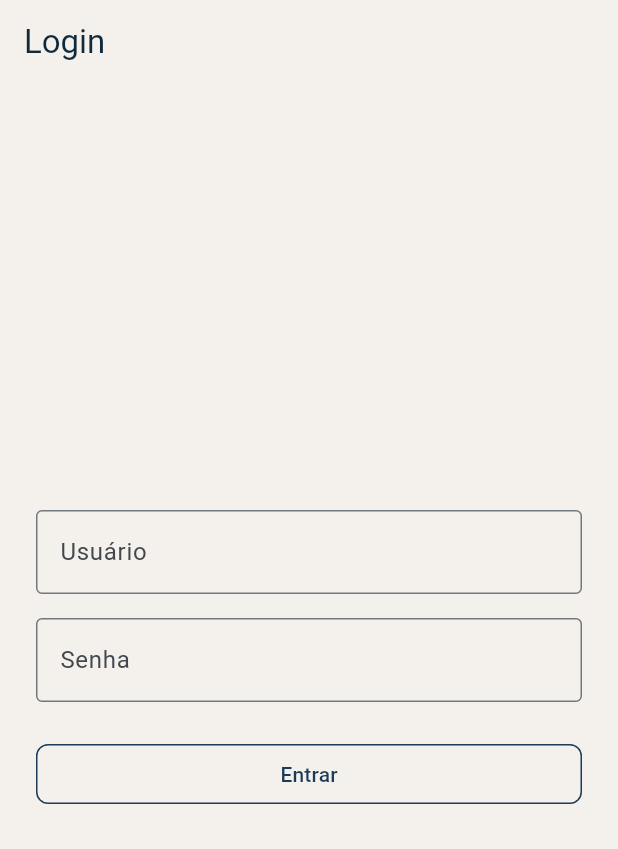
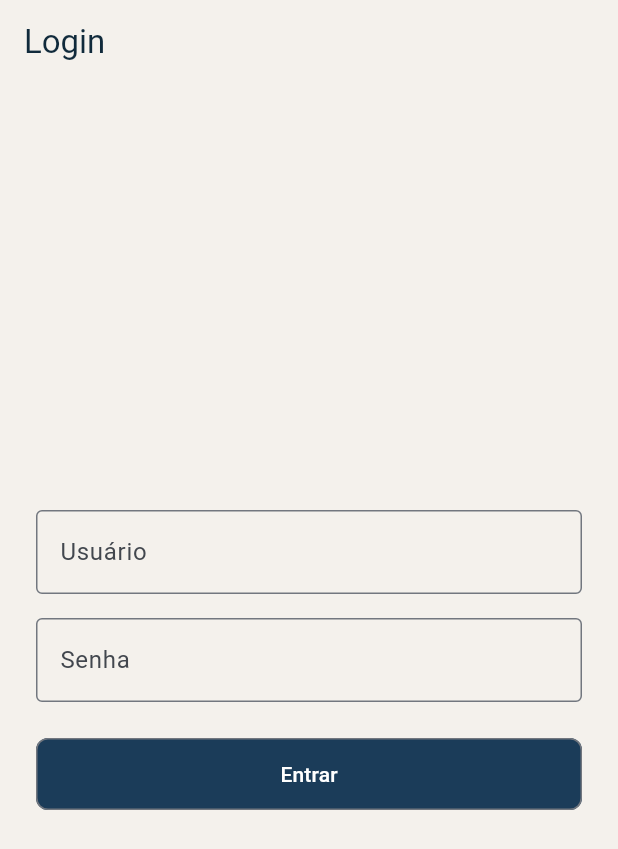
Before and after one commit to MuriloVantini/viagens_mobile, a Flutter app: the screen it shows after launch, on a phone screen of 412 x 824 dp. Shown: the top 849 px of the screen. Run offline on Flutter 3.47's test engine with Material 3 defaults, Android fonts, the phone set to English and light mode, and no system bars; our stand-ins replace flutter_secure_storage.

Commit message:
style: estilizar tema do botão

```diff
--- a/lib/app/theme.dart
+++ b/lib/app/theme.dart
@@ -7,8 +7,9 @@ ThemeData buildAppTheme() {
     outlinedButtonTheme: OutlinedButtonThemeData(
       style: OutlinedButton.styleFrom(
         shape: RoundedRectangleBorder(borderRadius: BorderRadius.circular(8)),
-        foregroundColor: seed,
-        side: const BorderSide(color: seed),
+        foregroundColor: Colors.white,
+        backgroundColor: seed,
+        minimumSize: const Size(100, 48),
       ),
     ),
     colorScheme: ColorScheme.fromSeed(seedColor: seed, surface: surface),
```
